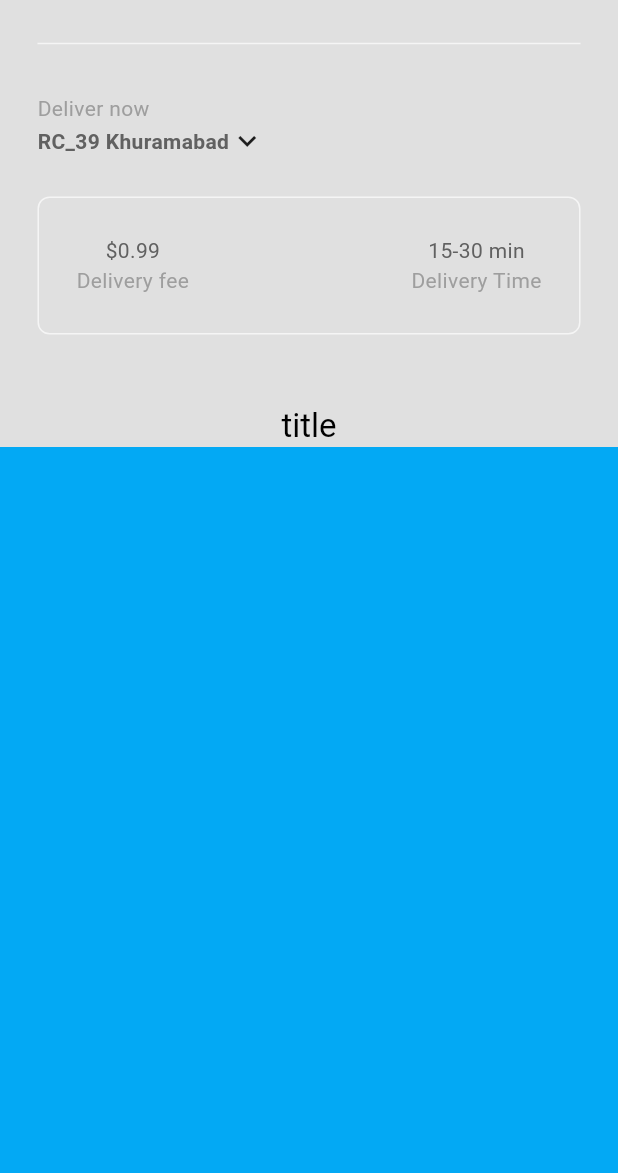
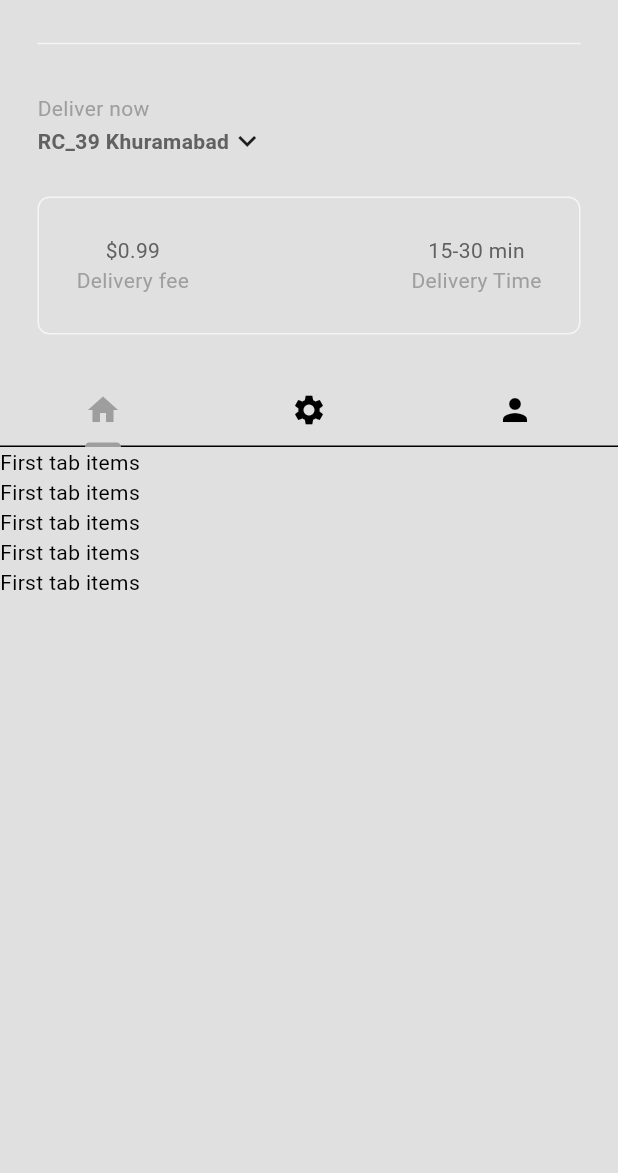
Before and after one commit to HashirSaudKhan/FULL-Food-Delivery-App-w-Backend, a Flutter app: the HomePage screen opened directly, on a phone screen of 412 x 824 dp, the part 63-1236 px from its top. Run offline on Flutter 3.47's test engine with Material 3 defaults, Android fonts, the phone set to English and light mode, and no system bars.

Commit message:
add tab bar

```diff
--- /dev/null
+++ b/lib/components/my_tab_bar.dart
@@ -0,0 +1,25 @@
+import 'package:flutter/material.dart';
+
+class MyTabBar extends StatelessWidget {
+  final TabController tabController;
+  const MyTabBar({super.key,required this.tabController});
+
+  @override
+  Widget build(BuildContext context) {
+    return  TabBar(
+      controller: tabController,
+      tabs: const [
+        //1st tab
+        Tab(icon: Icon(Icons.home),),
+
+        //2nd tab
+        Tab(icon: Icon(Icons.settings),),
+
+        //3rd tab
+        Tab(icon: Icon(Icons.person),),
+
+      ]
+
+      );
+  }
+}
--- a/lib/pages/home_page.dart
+++ b/lib/pages/home_page.dart
@@ -3,9 +3,33 @@ import 'package:full_food_delivery_app_with_backend/components/my_current_locati
 import 'package:full_food_delivery_app_with_backend/components/my_description_box.dart';
 import 'package:full_food_delivery_app_with_backend/components/my_drawer.dart';
 import 'package:full_food_delivery_app_with_backend/components/my_silver_app_bar.dart';
+import 'package:full_food_delivery_app_with_backend/components/my_tab_bar.dart';
 
-class HomePage extends StatelessWidget {
+class HomePage extends StatefulWidget {
   const HomePage({super.key});
+
+  @override
+  State<HomePage> createState() => _HomePageState();
+}
+
+class _HomePageState extends State<HomePage> with SingleTickerProviderStateMixin{
+
+  //tab Controller
+  late TabController _tabController;
+
+  @override
+  void initState() {
+    // TODO: implement initState
+    super.initState();
+    _tabController = TabController(length: 3, vsync: this);
+  }
+
+  @override
+  void dispose() {
+    // TODO: implement dispose
+    _tabController.dispose();
+    super.dispose();
+  }
 
   @override
   Widget build(BuildContext context) {
@@ -17,7 +41,7 @@ class HomePage extends StatelessWidget {
       body: NestedScrollView(
         headerSliverBuilder: (context, innerBoxIsScrolled) => [
           MySilverAppBar(
-            title: const Text('title'),
+            title: MyTabBar(tabController: _tabController),
             child: Column(
               mainAxisAlignment: MainAxisAlignment.end,
               children: [
@@ -34,7 +58,19 @@ class HomePage extends StatelessWidget {
                 const MyDescriptionBox(),
             ],) )
         ],
-        body: Container(color: Colors.lightBlue,),
+        body: TabBarView(
+          controller: _tabController,
+          children: [
+            ListView.builder(
+              itemCount: 5,
+              itemBuilder: (context,index)=> const Text('First tab items')),
+            ListView.builder(
+              itemCount: 5,
+              itemBuilder: (context,index)=> const Text('Second tab items')),
+            ListView.builder(
+              itemCount: 5,
+              itemBuilder: (context,index)=> const Text('Third tab items')),
+          ],),
       ),
 
     );
```
Also changed, not shown: lib/components/my_description_box.dart (+13 -11 lines), lib/models/food.dart (added).
